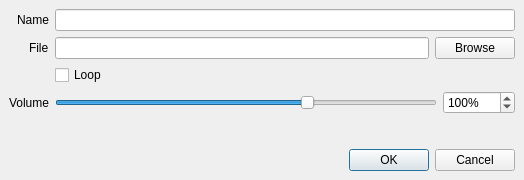
Above: src/forms/MediaEdit.ui from KOALLAN/obs-soundboard before the change. Below: the same form after it.
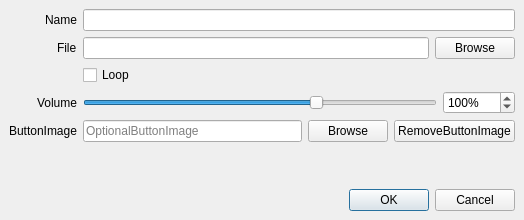
That is the form after the change.

Diff of the .ui file:
```diff
--- a/src/forms/MediaEdit.ui
+++ b/src/forms/MediaEdit.ui
@@ -7,7 +7,7 @@
     <x>0</x>
     <y>0</y>
     <width>524</width>
-    <height>180</height>
+    <height>220</height>
    </rect>
   </property>
   <property name="windowTitle">
@@ -193,6 +193,41 @@
        </item>
       </layout>
      </item>
+     <item row="4" column="0">
+      <widget class="QLabel" name="imageLabel">
+       <property name="text">
+        <string>ButtonImage</string>
+       </property>
+      </widget>
+     </item>
+     <item row="4" column="1">
+      <layout class="QHBoxLayout" name="imageLayout">
+       <item>
+        <widget class="QLineEdit" name="imagePath">
+         <property name="readOnly">
+          <bool>true</bool>
+         </property>
+         <property name="placeholderText">
+          <string>OptionalButtonImage</string>
+         </property>
+        </widget>
+       </item>
+       <item>
+        <widget class="QPushButton" name="imageBrowseButton">
+         <property name="text">
+          <string>Browse</string>
+         </property>
+        </widget>
+       </item>
+       <item>
+        <widget class="QPushButton" name="imageClearButton">
+         <property name="text">
+          <string>RemoveButtonImage</string>
+         </property>
+        </widget>
+       </item>
+      </layout>
+     </item>
     </layout>
    </item>
    <item>
```
